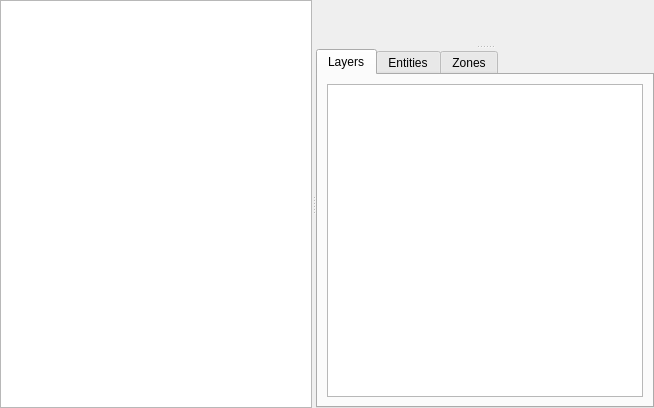
Above: src/editors/mapeditor.ui from Eggbertx/QtSphere-IDE before the change. Below: the same form after it.
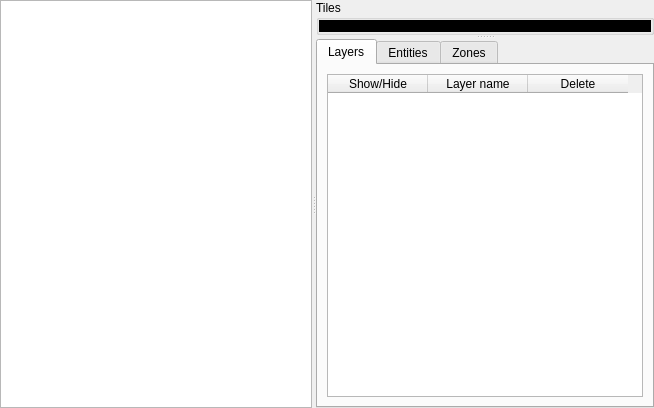
That is the form after the change.

Commit message: Fix layer name goof, make map editor show layer names in table

```diff
--- a/src/editors/mapeditor.ui
+++ b/src/editors/mapeditor.ui
@@ -39,7 +39,32 @@
       <property name="childrenCollapsible">
        <bool>false</bool>
       </property>
-      <widget class="QWidget" name="tilesetView" native="true"/>
+      <widget class="QGroupBox" name="tilesetView">
+       <property name="title">
+        <string>Tiles</string>
+       </property>
+       <layout class="QVBoxLayout" name="verticalLayout_3">
+        <property name="leftMargin">
+         <number>0</number>
+        </property>
+        <property name="topMargin">
+         <number>0</number>
+        </property>
+        <property name="rightMargin">
+         <number>0</number>
+        </property>
+        <property name="bottomMargin">
+         <number>0</number>
+        </property>
+        <item>
+         <widget class="QWidget" name="widget" native="true">
+          <property name="styleSheet">
+           <string notr="true">background-color:black;</string>
+          </property>
+         </widget>
+        </item>
+       </layout>
+      </widget>
       <widget class="QTabWidget" name="tabWidget">
        <property name="currentIndex">
         <number>0</number>
@@ -55,23 +80,11 @@
             <bool>false</bool>
            </property>
            <attribute name="horizontalHeaderVisible">
-            <bool>false</bool>
-           </attribute>
-           <attribute name="horizontalHeaderCascadingSectionResizes">
-            <bool>false</bool>
-           </attribute>
-           <attribute name="horizontalHeaderStretchLastSection">
-            <bool>false</bool>
-           </attribute>
-           <attribute name="verticalHeaderVisible">
-            <bool>false</bool>
-           </attribute>
-           <attribute name="verticalHeaderStretchLastSection">
-            <bool>false</bool>
+            <bool>true</bool>
            </attribute>
            <column>
             <property name="text">
-             <string>Eye</string>
+             <string>Show/Hide</string>
             </property>
            </column>
            <column>
@@ -81,10 +94,10 @@
            </column>
            <column>
             <property name="text">
-             <string>Del</string>
+             <string>Delete</string>
             </property>
             <property name="textAlignment">
-             <set>AlignTrailing|AlignVCenter</set>
+             <set>AlignCenter</set>
             </property>
            </column>
           </widget>
```
Left out of the diff: 2 changed lines with no effect on the pictures. The commit also changes 8 other files.
